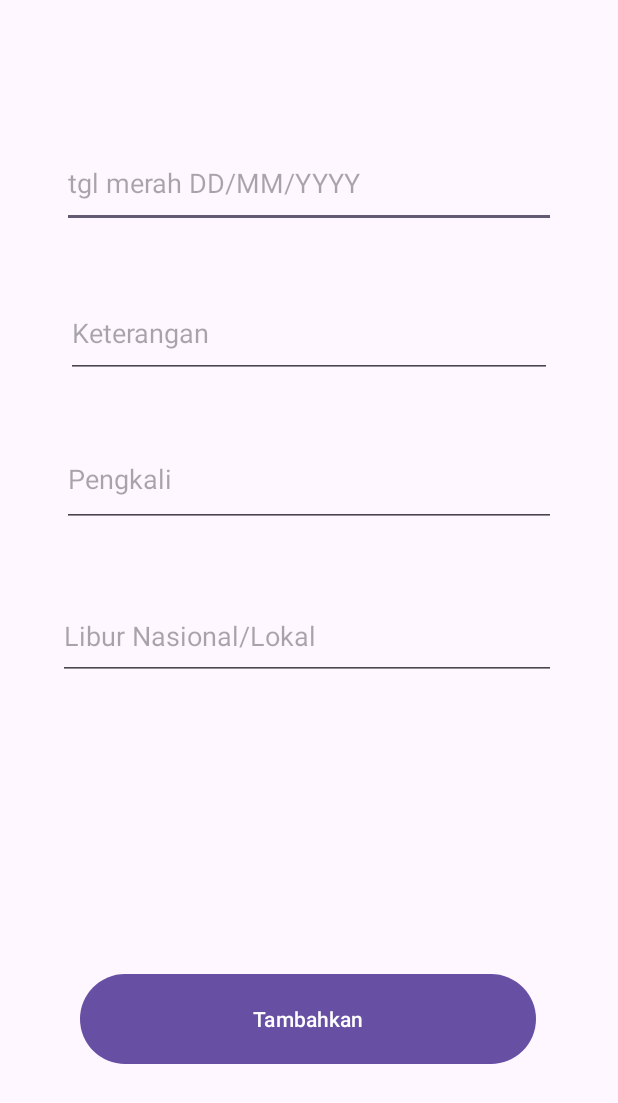
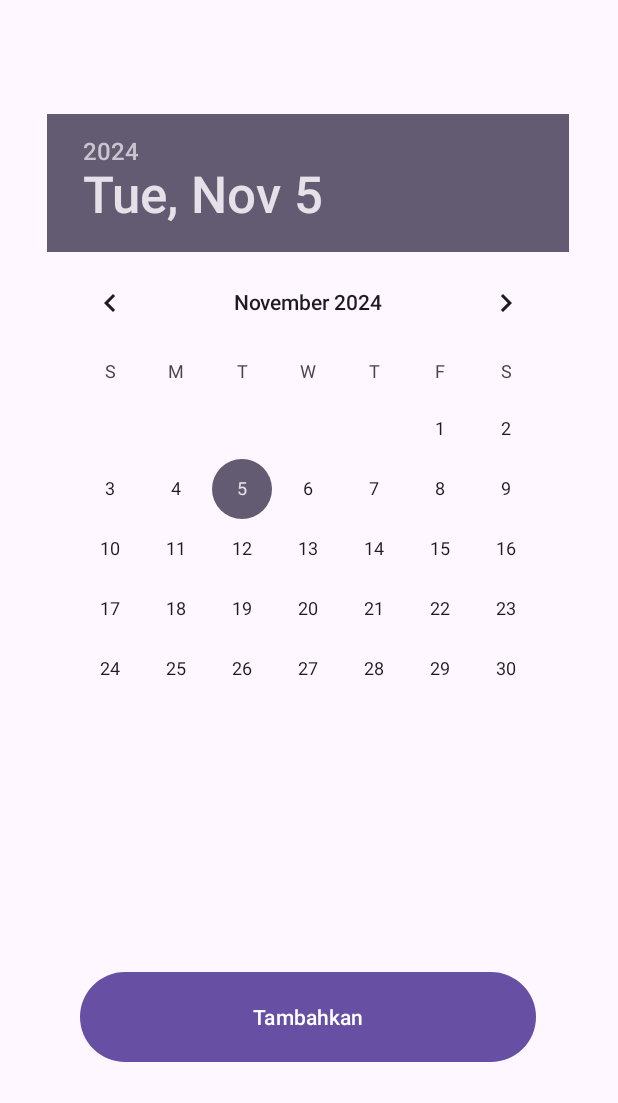
Before and after one commit to Kennetyjr/Proyek_KP, an Android app: the TanggalMerahInputActivity screen opened directly, with no data from a screen before it, after a tap on "Tambahkan", on a phone screen of 412 x 824 dp. Shown: the top 1103 px of the screen. Run offline under Robolectric (Android 15) with nearby library versions, the phone set to English and light mode, and no system bars; our stand-ins replace Firebase (no records; nobody signed in at launch, a user with empty details on screens opened directly), data binding.

Commit message:
bisa equal cari tanggal

```diff
--- a/ProyekKP/app/src/main/java/com/example/proyekkp/Activity_HomeAdmin.kt
+++ b/ProyekKP/app/src/main/java/com/example/proyekkp/Activity_HomeAdmin.kt
@@ -74,7 +74,7 @@ class Activity_HomeAdmin : AppCompatActivity() {
 
         // Ambil data absensi untuk setiap pegawai dari seminggu yang lalu hingga sekarang
         db.collection("data_absensi")
-            //.whereGreaterThanOrEqualTo("tgl_absensi", satuMingguLalu)
+            .whereGreaterThanOrEqualTo("tgl_absensi", satuMingguLalu)
             .get()
             .addOnSuccessListener { absensiDocuments ->
                 // Peta untuk melacak jumlah absen setiap pegawai
--- a/ProyekKP/app/src/main/java/com/example/proyekkp/ClsAbsensi.kt
+++ b/ProyekKP/app/src/main/java/com/example/proyekkp/ClsAbsensi.kt
@@ -2,12 +2,13 @@ package com.example.proyekkp
 
 import android.os.Parcelable
 import kotlinx.android.parcel.Parcelize
+import java.util.Date
 
 @Parcelize
 data class ClsAbsensi(
     var id : String,
     var id_pegawai : String,
-    var tgl_absensi : String,
+    var tgl_absensi : Date,
     var gaji_harian : Int,
     var tanggal_merah : Boolean,
 ): Parcelable {
--- a/ProyekKP/app/src/main/java/com/example/proyekkp/ClsTanggalMerah.kt
+++ b/ProyekKP/app/src/main/java/com/example/proyekkp/ClsTanggalMerah.kt
@@ -2,10 +2,13 @@ package com.example.proyekkp
 
 import android.os.Parcelable
 import kotlinx.android.parcel.Parcelize
+import java.util.Date
 
 @Parcelize
 data class ClsTanggalMerah(
-    var tanggalmerah : String, var keterangan : String, var pengkali : Double,
+    var tanggalmerah : Date,
+    var keterangan : String,
+    var pengkali : Double,
     var jenis : String
 ): Parcelable {
 }
--- a/ProyekKP/app/src/main/java/com/example/proyekkp/TanggalMerahInputActivity.kt
+++ b/ProyekKP/app/src/main/java/com/example/proyekkp/TanggalMerahInputActivity.kt
@@ -1,62 +1,64 @@
 package com.example.proyekkp
 
-import android.content.Intent
-import androidx.appcompat.app.AppCompatActivity
 import android.os.Bundle
 import android.widget.Button
+import android.widget.DatePicker
 import android.widget.EditText
 import android.widget.Toast
-import androidx.databinding.DataBindingUtil
-import com.google.firebase.Firebase
+import androidx.appcompat.app.AppCompatActivity
 import com.google.firebase.FirebaseApp
 import com.google.firebase.firestore.FirebaseFirestore
-import com.google.firebase.firestore.firestore
+import java.util.Calendar
 import java.util.Date
 
 class TanggalMerahInputActivity : AppCompatActivity() {
-    private lateinit var txt_tanggalmerah : EditText
-    private lateinit var txt_keterangan : EditText
-    private lateinit var txt_pengkali : EditText
-    private lateinit var txt_jenis : EditText
-    private lateinit var btn_tambah : Button
-    private lateinit var btn_cektampilan : Button
+    private lateinit var txt_keterangan: EditText
+    private lateinit var txt_pengkali: EditText
+    private lateinit var txt_jenis: EditText
+    private lateinit var btn_tambah: Button
+    private lateinit var datePicker: DatePicker
 
-
-    lateinit var binding: TanggalMerahInputActivity
     lateinit var db: FirebaseFirestore
 
     override fun onCreate(savedInstanceState: Bundle?) {
         super.onCreate(savedInstanceState)
         setContentView(R.layout.activity_tanggal_merah_input)
-        //binding = DataBindingUtil.setContentView(this, R.layout.activity_tanggalmerahinput)
 
         FirebaseApp.initializeApp(this)
-        db = Firebase.firestore
+        db = FirebaseFirestore.getInstance()
 
-        txt_tanggalmerah = findViewById(R.id.txt_tanggalmerah)
+        datePicker = findViewById(R.id.datePickertanggalmerah)
         txt_keterangan = findViewById(R.id.txt_keterangan)
         txt_pengkali = findViewById(R.id.txt_pengkali)
         txt_jenis = findViewById(R.id.txt_jenis)
         btn_tambah = findViewById(R.id.btn_tambah_tanggal)
 
         btn_tambah.setOnClickListener {
-            val tanggalmerah = txt_tanggalmerah.text.toString()
             val keterangan = txt_keterangan.text.toString()
             val pengkali = txt_pengkali.text.toString()
             val jenis = txt_jenis.text.toString()
 
-            if (tanggalmerah.isNotEmpty() && keterangan.isNotEmpty() && pengkali.isNotEmpty() && jenis.isNotEmpty()) {
+            val selectedYear = datePicker.year
+            val selectedMonth = datePicker.month
+            val selectedDay = datePicker.dayOfMonth
+
+            // Create a Calendar instance and set the selected date
+            val calendar = Calendar.getInstance()
+            calendar.set(selectedYear, selectedMonth, selectedDay)
+            val selectedDate: Date = calendar.time
+
+            if (keterangan.isNotEmpty() && pengkali.isNotEmpty() && jenis.isNotEmpty()) {
                 val pengkaliDouble = pengkali.toDoubleOrNull()
 
                 if (pengkaliDouble != null) {
                     val tanggalMerahObj = ClsTanggalMerah(
-                        tanggalmerah = tanggalmerah,
+                        tanggalmerah = selectedDate,
                         keterangan = keterangan,
                         pengkali = pengkaliDouble,
                         jenis = jenis
                     )
 
-                    // ditambahkan ke Firebase Firestore
+                    // Add to Firebase Firestore
                     db.collection("tanggal_merah")
                         .add(tanggalMerahObj)
                         .addOnSuccessListener {
--- a/ProyekKP/app/src/main/res/layout/activity_tanggal_merah_input.xml
+++ b/ProyekKP/app/src/main/res/layout/activity_tanggal_merah_input.xml
@@ -12,12 +12,14 @@
             android:id="@+id/txt_tanggalmerah"
             android:layout_width="329dp"
             android:layout_height="60dp"
-            android:layout_marginTop="92dp"
+            android:layout_marginTop="16dp"
+            android:layout_marginEnd="40dp"
             android:ems="10"
+            android:enabled="false"
             android:hint="tgl merah DD/MM/YYYY"
             android:inputType="date"
+            android:visibility="invisible"
             app:layout_constraintEnd_toEndOf="parent"
-            app:layout_constraintStart_toStartOf="parent"
             app:layout_constraintTop_toTopOf="parent" />
 
         <EditText
@@ -26,8 +28,10 @@
             android:layout_height="60dp"
             android:layout_marginTop="40dp"
             android:ems="10"
+            android:enabled="false"
             android:hint="Keterangan"
             android:inputType="text"
+            android:visibility="invisible"
             app:layout_constraintEnd_toEndOf="@+id/txt_tanggalmerah"
             app:layout_constraintStart_toStartOf="@+id/txt_tanggalmerah"
             app:layout_constraintTop_toBottomOf="@+id/txt_tanggalmerah" />
@@ -38,8 +42,10 @@
             android:layout_height="63dp"
             android:layout_marginTop="36dp"
             android:ems="10"
+            android:enabled="false"
             android:hint="Pengkali"
             android:inputType="text"
+            android:visibility="invisible"
             app:layout_constraintEnd_toEndOf="@+id/txt_keterangan"
             app:layout_constraintStart_toStartOf="@+id/txt_keterangan"
             app:layout_constraintTop_toBottomOf="@+id/txt_keterangan" />
@@ -50,23 +56,36 @@
             android:layout_height="58dp"
             android:layout_marginTop="44dp"
             android:ems="10"
+            android:enabled="false"
             android:hint="Libur Nasional/Lokal"
             android:inputType="text"
+            android:visibility="invisible"
             app:layout_constraintEnd_toEndOf="@+id/txt_pengkali"
             app:layout_constraintHorizontal_bias="1.0"
             app:layout_constraintStart_toStartOf="@+id/txt_pengkali"
             app:layout_constraintTop_toBottomOf="@+id/txt_pengkali" />
 
+        <DatePicker
+            android:id="@+id/datePickertanggalmerah"
+            android:layout_width="wrap_content"
+            android:layout_height="wrap_content"
+            android:layout_marginTop="76dp"
+            android:datePickerMode="calendar"
+            app:layout_constraintEnd_toEndOf="parent"
+            app:layout_constraintHorizontal_bias="0.491"
+            app:layout_constraintStart_toStartOf="parent"
+            app:layout_constraintTop_toTopOf="parent" />
+
         <Button
             android:id="@+id/btn_tambah_tanggal"
             android:layout_width="304dp"
             android:layout_height="68dp"
-            android:layout_marginTop="192dp"
+            android:layout_marginTop="644dp"
             android:text="Tambahkan"
             app:layout_constraintEnd_toEndOf="parent"
             app:layout_constraintHorizontal_bias="0.495"
             app:layout_constraintStart_toStartOf="parent"
-            app:layout_constraintTop_toBottomOf="@+id/txt_jenis" />
+            app:layout_constraintTop_toTopOf="parent" />
 
     </androidx.constraintlayout.widget.ConstraintLayout>
 
--- a/ProyekKP/app/src/main/res/layout/custom_list_admingajian.xml
+++ b/ProyekKP/app/src/main/res/layout/custom_list_admingajian.xml
@@ -62,7 +62,7 @@
         android:layout_marginStart="16dp"
         android:layout_marginTop="84dp"
         android:ems="10"
-        android:hint="Masukkan Jumlah Lembur"
+        android:hint="Jumlah Add-on"
         android:inputType="text"
         app:layout_constraintStart_toStartOf="parent"
         app:layout_constraintTop_toTopOf="parent" />
```
Also changed, not shown: ProyekKP/app/src/main/java/com/example/proyekkp/Activity_Login.kt (+5 -4 lines).
